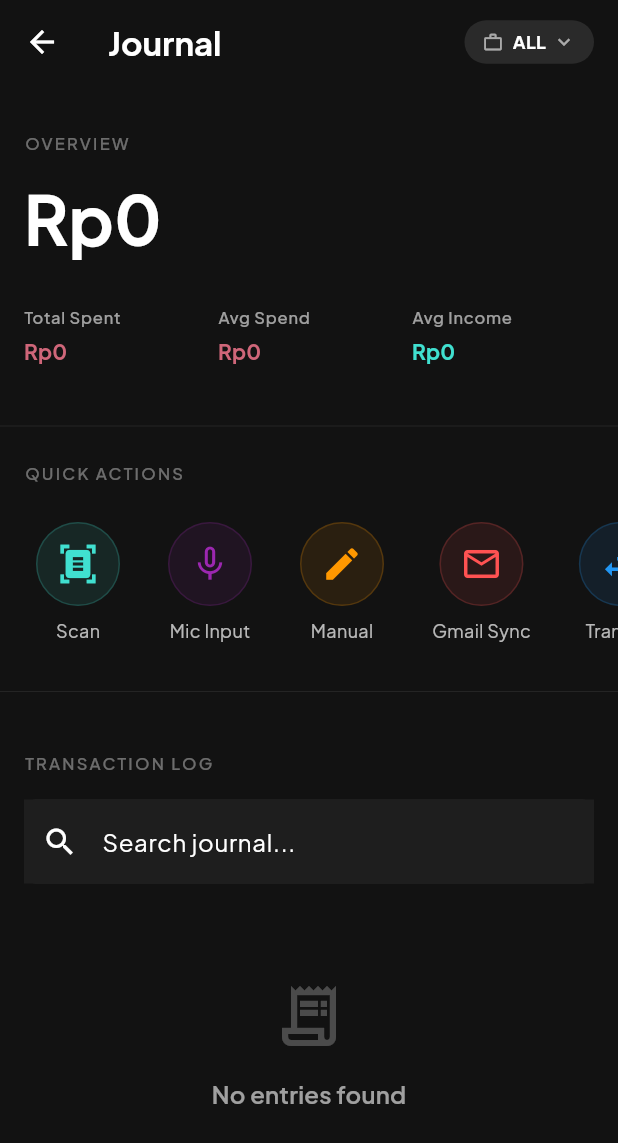
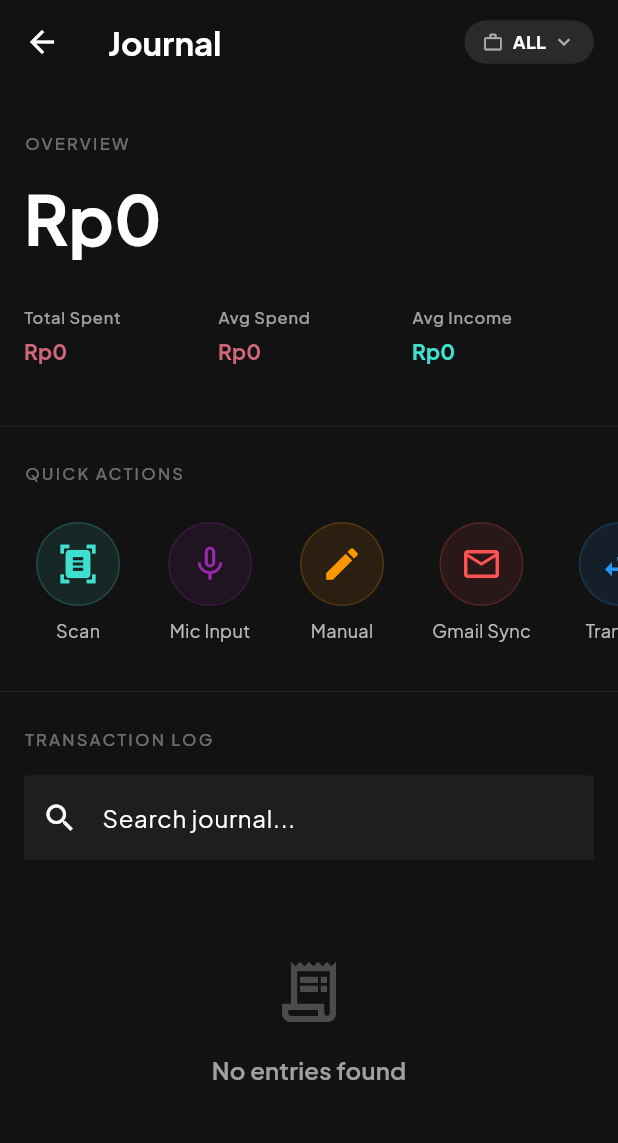
Before and after one commit to OlssenLS/P9-Ledge, a Flutter app: the TransactionsScreen screen opened directly, on a phone screen of 412 x 824 dp. Shown: the top 1143 px of the screen. Run offline on Flutter 3.47's test engine with Material 3 defaults, Android fonts, the light colour scheme and no system bars; drawn by our look-alikes of flutter_animate; our stand-ins replace drift, fl_chart, flutter_riverpod, get_it, go_router, google_fonts and 5 more; missing offline and left inert: google_mlkit_text_recognition; accounts and stored records are empty; generated files the repository leaves out were written again.

Commit message:
style(ui): fix transaction log header padding to match quick actions

```diff
--- a/lib/features/transactions/presentation/transactions_screen.dart
+++ b/lib/features/transactions/presentation/transactions_screen.dart
@@ -336,7 +336,7 @@ class _TransactionsScreenState extends ConsumerState<TransactionsScreen> {
               // Section 3: Transaction Logs Header
               SliverToBoxAdapter(
                 child: Padding(
-                  padding: const EdgeInsets.fromLTRB(Spacing.md, Spacing.xl, Spacing.md, Spacing.sm),
+                  padding: const EdgeInsets.fromLTRB(Spacing.md, Spacing.md, Spacing.md, Spacing.sm),
                   child: _buildSectionHeader(theme, 'Transaction Log'),
                 ),
               ),
```
